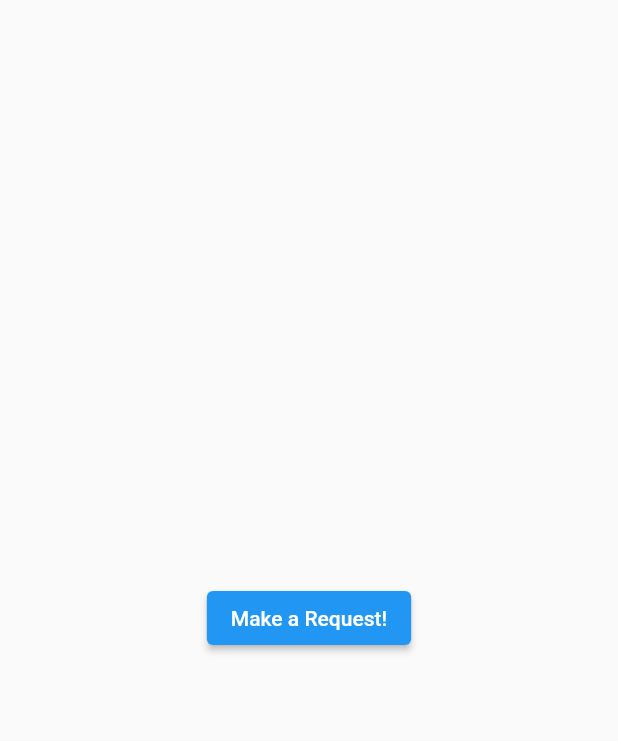
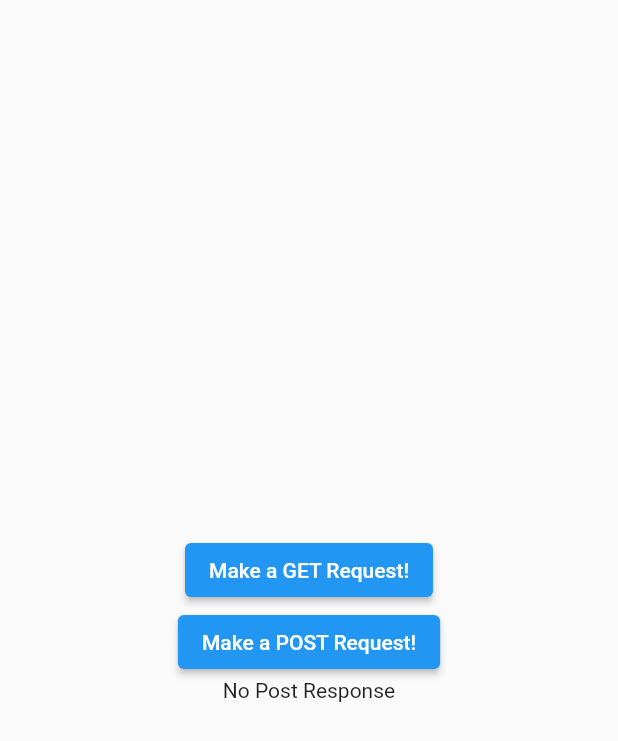
Before and after one commit to chaitanya-penjri/Trexis-Flutter-App, a Flutter app: the screen it shows after launch, on a phone screen of 412 x 824 dp. Shown: the top 741 px of the screen. Run offline on Flutter 3.47's test engine with Material 2 defaults, Android fonts, the phone set to English and light mode, and no system bars; our stand-ins replace google_fonts, shared_preferences.

Commit message:
# learnt different types of network requests and handling json data

```diff
--- /dev/null
+++ b/lib/models/post_typicode.dart
@@ -0,0 +1,27 @@
+class PostTypicode {
+  final int id;
+  final String title;
+  final String body;
+  final int userId;
+
+  PostTypicode({
+    required this.id,
+    required this.title,
+    required this.body,
+    required this.userId,
+  });
+
+  factory PostTypicode.fromJson(dynamic json) {
+    return PostTypicode(
+      id: json['id']! as int,
+      title: json['title']! as String,
+      body: json['body']! as String,
+      userId: int.parse(json['userId']!),
+    );
+  }
+
+  @override
+  String toString() {
+    return '{ ${this.id}, ${this.title}, ${this.body}, ${this.userId} }';
+  }
+}
--- a/lib/network/users_list_network_call.dart
+++ b/lib/network/users_list_network_call.dart
@@ -1,8 +1,8 @@
 import 'dart:convert';
 
+import 'package:flutter_trexis_app/models/post_typicode.dart';
 import 'package:flutter_trexis_app/models/user_mocki.dart';
 import 'package:http/http.dart' as http;
-import 'dart:convert';
 
 class UsersService {
   Future<List<UserMocki>> makeRequestToApi() async {
@@ -15,4 +15,17 @@ class UsersService {
 
     return usersResponse.users;
   }
+
+  Future<PostTypicode> makePostRequestAPost() async {
+    var url = Uri.https("jsonplaceholder.typicode.com", "/posts");
+    var response = await http.post(url, body: {
+      'title': 'Trexis',
+      'body': 'Sample Post Request',
+      'userId': '8',
+    });
+
+    final json = jsonDecode(response.body);
+
+    return PostTypicode.fromJson(json);
+  }
 }
--- a/lib/users_list_network_page.dart
+++ b/lib/users_list_network_page.dart
@@ -1,5 +1,6 @@
 import 'package:flutter/cupertino.dart';
 import 'package:flutter/material.dart';
+import 'package:flutter_trexis_app/models/post_typicode.dart';
 import 'package:flutter_trexis_app/models/user_mocki.dart';
 import 'package:flutter_trexis_app/network/users_list_network_call.dart';
 
@@ -13,14 +14,20 @@ class UsersListPage extends StatefulWidget {
 class _UsersListPageState extends State<UsersListPage> {
   final _usersService = UsersService();
   List<UserMocki>? _response;
+  PostTypicode? _postResponse;
 
   void _getUsersList() async {
-    print('before response');
     final response = await _usersService.makeRequestToApi();
     setState(() {
       _response = response;
     });
-    print('after response ');
+  }
+
+  void _postAPost() async {
+    final response = await _usersService.makePostRequestAPost();
+    setState(() {
+      _postResponse = response;
+    });
   }
 
   @override
@@ -80,9 +87,23 @@ class _UsersListPageState extends State<UsersListPage> {
                 );
               });
         } else {
-          return ElevatedButton(
-            onPressed: _getUsersList,
-            child: Text('Make a Request!'),
+          return Column(
+            mainAxisAlignment: MainAxisAlignment.center,
+            children: [
+              ElevatedButton(
+                onPressed: _getUsersList,
+                child: Text('Make a GET Request!'),
+              ),
+              ElevatedButton(
+                onPressed: _postAPost,
+                child: Text('Make a POST Request!'),
+              ),
+              Builder(builder: (_) {
+                if (_postResponse != null) {
+                  return Text('Post Response is ${_postResponse!.toString()}');
+                } else return Text('No Post Response');
+              })
+            ],
           );
         }
       })),
```
